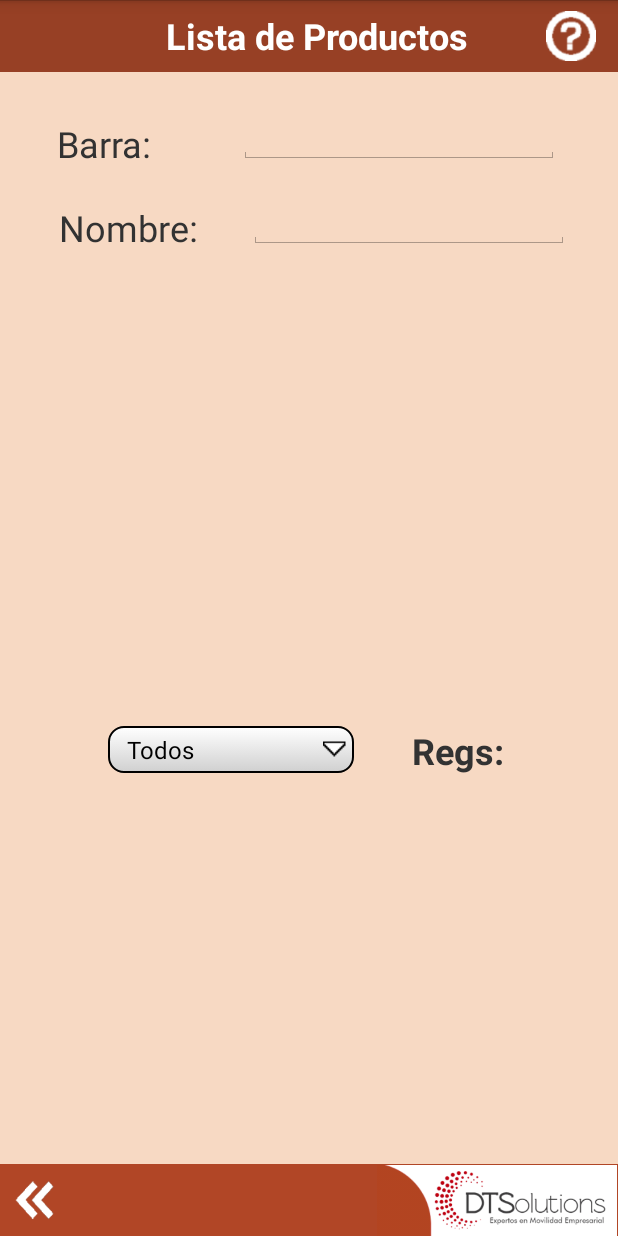
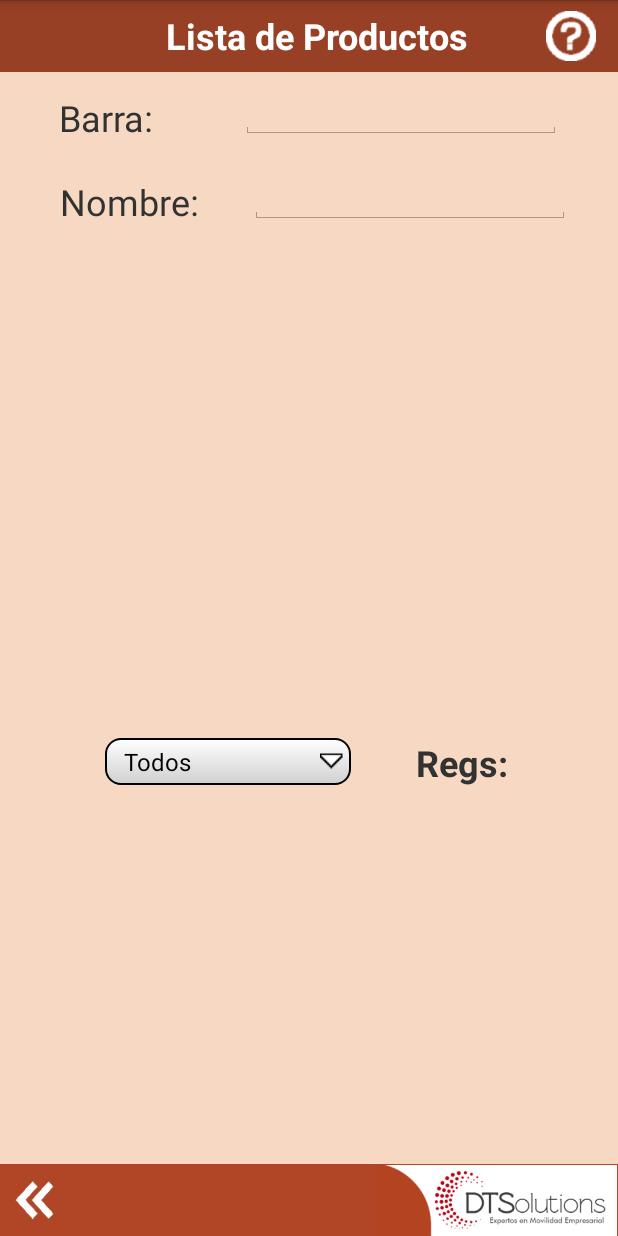
Before and after one commit to dtsolutionsgt/tomweb, an Android app: the Productos screen opened directly, with no data from a screen before it, after a tap on "OK", on a phone screen of 412 x 824 dp. Run offline under Robolectric (Android 15) with nearby library versions, the phone set to English and light mode, and no system bars; 1 statement that could not run was skipped.

Commit message:
AAS 02-08-2019 17:00, completo, lector de barras

```diff
--- a/app/src/main/res/layout/activity_conteo.xml
+++ b/app/src/main/res/layout/activity_conteo.xml
@@ -215,7 +215,7 @@
         android:layout_height="wrap_content"
         android:layout_below="@+id/txtBarra"
         android:layout_marginStart="30dp"
-        android:layout_marginTop="-340dp"
+        android:layout_marginTop="-337dp"
         android:layout_marginBottom="359dp"
         android:layout_toEndOf="@+id/textView40"
         android:ems="10"
--- a/app/src/main/res/layout/activity_licencia.xml
+++ b/app/src/main/res/layout/activity_licencia.xml
@@ -142,7 +142,7 @@
         android:layout_height="wrap_content"
         android:layout_above="@+id/relBot"
         android:layout_alignParentStart="true"
-        android:layout_marginStart="80dp"
+        android:layout_marginStart="55dp"
         android:layout_marginBottom="199dp"
         android:text="Su clave de activación es: " />
 
--- a/app/src/main/res/layout/activity_productos.xml
+++ b/app/src/main/res/layout/activity_productos.xml
@@ -18,7 +18,6 @@ tools:context="com.dts.tomweb.Productos">
             style="?android:attr/progressBarStyle"
             android:layout_width="wrap_content"
             android:layout_height="wrap_content"
-            android:layout_centerInParent="true"
             android:scaleX="2"
             android:scaleY="2" />
 
@@ -31,11 +30,11 @@ tools:context="com.dts.tomweb.Productos">
             android:layout_alignParentTop="false"
             android:layout_alignParentEnd="true"
             android:layout_alignParentBottom="true"
-            android:layout_marginStart="43dp"
+            android:layout_marginStart="44dp"
             android:layout_marginLeft="2dp"
             android:layout_marginTop="26dp"
-            android:layout_marginEnd="8dp"
-            android:layout_marginBottom="113dp"
+            android:layout_marginEnd="7dp"
+            android:layout_marginBottom="130dp"
             android:fillViewport="true"
             android:scrollbarStyle="insideInset"
             android:scrollbars="vertical">
@@ -147,8 +146,8 @@ tools:context="com.dts.tomweb.Productos">
             android:layout_height="wrap_content"
             android:layout_below="@+id/relTop"
             android:layout_alignParentStart="true"
-            android:layout_marginStart="38dp"
-            android:layout_marginTop="31dp"
+            android:layout_marginStart="39dp"
+            android:layout_marginTop="14dp"
             android:text="Barra:"
             android:textSize="24sp" />
 
@@ -158,7 +157,7 @@ tools:context="com.dts.tomweb.Productos">
             android:layout_height="wrap_content"
             android:layout_below="@+id/textView28"
             android:layout_alignParentStart="true"
-            android:layout_marginStart="39dp"
+            android:layout_marginStart="40dp"
             android:layout_marginTop="23dp"
             android:text="Nombre:"
             android:textSize="24sp" />
@@ -169,7 +168,7 @@ tools:context="com.dts.tomweb.Productos">
             android:layout_height="wrap_content"
             android:layout_below="@+id/relTop"
             android:layout_marginStart="58dp"
-            android:layout_marginTop="22dp"
+            android:layout_marginTop="5dp"
             android:layout_toEndOf="@+id/textView28"
             android:ems="10"
             android:inputType="textPersonName" />
@@ -191,8 +190,8 @@ tools:context="com.dts.tomweb.Productos">
             android:layout_height="wrap_content"
             android:layout_below="@+id/relTop"
             android:layout_alignParentEnd="true"
-            android:layout_marginTop="436dp"
-            android:layout_marginEnd="6dp"
+            android:layout_marginTop="444dp"
+            android:layout_marginEnd="8dp"
             android:textSize="24sp"
             android:textStyle="bold" />
 
@@ -201,8 +200,8 @@ tools:context="com.dts.tomweb.Productos">
             android:layout_width="wrap_content"
             android:layout_height="wrap_content"
             android:layout_below="@+id/relTop"
-            android:layout_marginTop="436dp"
-            android:layout_marginEnd="8dp"
+            android:layout_marginTop="444dp"
+            android:layout_marginEnd="3dp"
             android:layout_toStartOf="@+id/txtRegs"
             android:text="Regs: "
             android:textSize="24sp"
@@ -215,8 +214,8 @@ tools:context="com.dts.tomweb.Productos">
             android:layout_height="wrap_content"
             android:layout_below="@+id/relTop"
             android:layout_alignParentEnd="true"
-            android:layout_marginTop="436dp"
-            android:layout_marginEnd="176dp"
+            android:layout_marginTop="444dp"
+            android:layout_marginEnd="178dp"
             android:background="@drawable/spinnerstyle" />
 
     </RelativeLayout>
```
Also changed, not shown: app/src/main/java/com/dts/tomweb/ComWS.java (+7 -47 lines), app/src/main/java/com/dts/tomweb/Conteo.java (+32 -0 lines), app/src/main/res/layout/activity_com_ws.xml (+16 -5 lines), app/src/main/res/layout/activity_lista_conteos.xml (+5 -5 lines).
